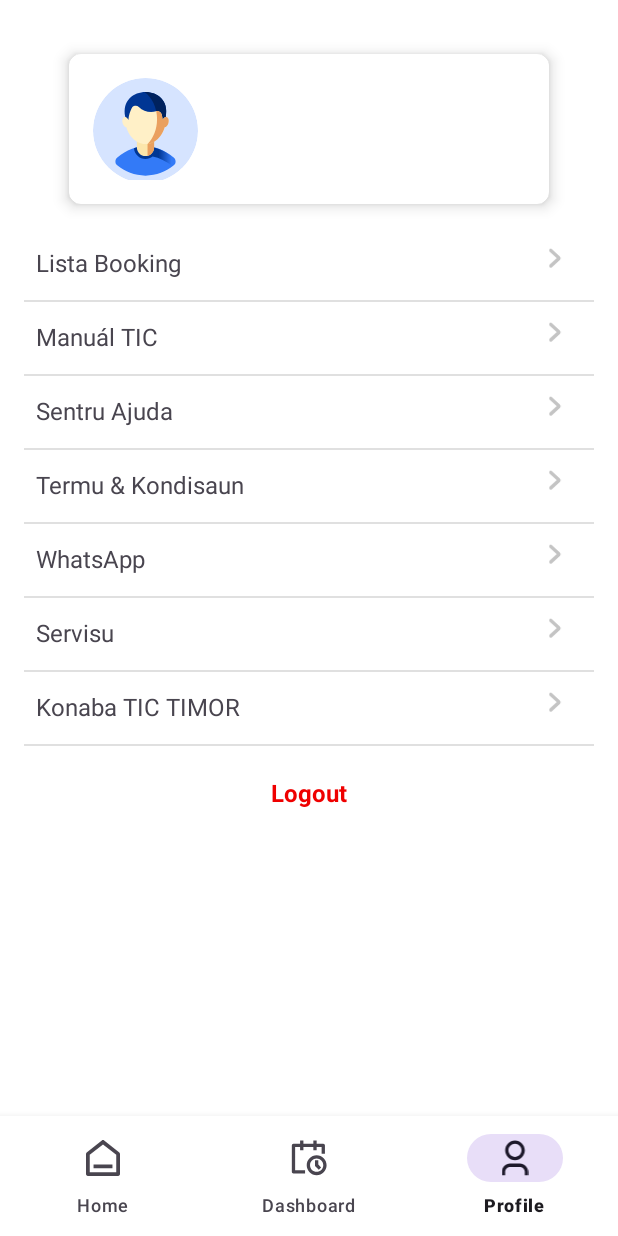
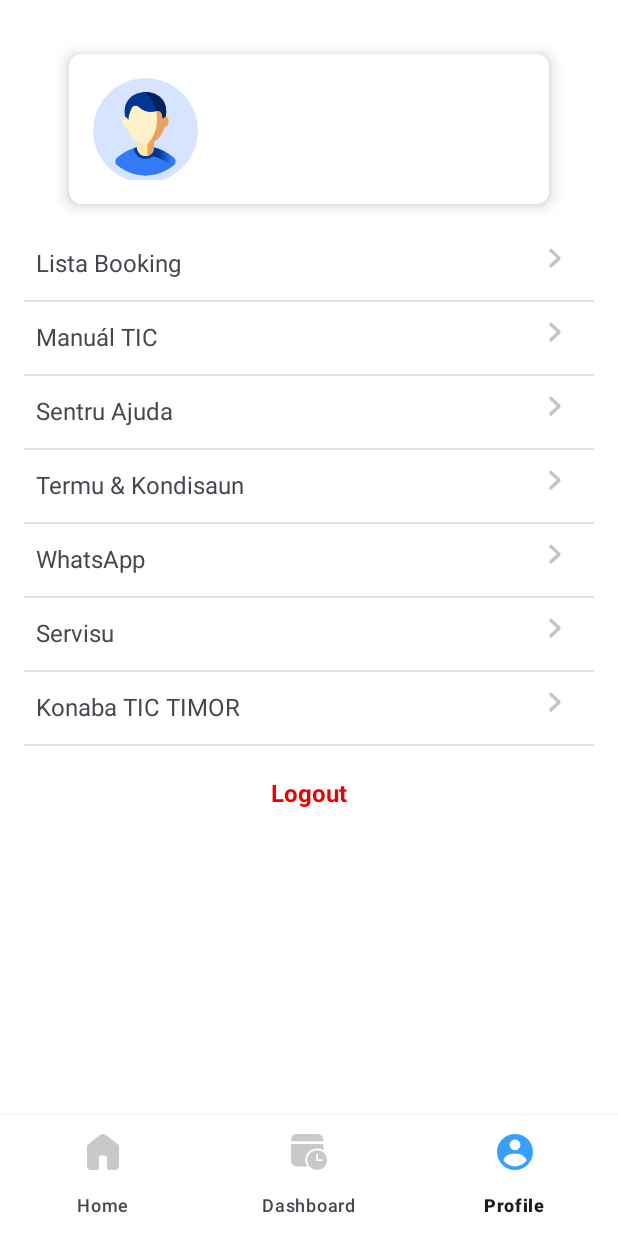
Before and after one commit to Rivaldo21/TicbookApp, an Android app: the MainActivity screen opened directly, with no data from a screen before it, item 3 of the bottom bar chosen, on a phone screen of 412 x 824 dp. Run offline under Robolectric (Android 15) with nearby library versions, the phone set to English and light mode, and no system bars; plain views replace CircularImageView.

Commit message:
Modify BottomNavigation

```diff
--- /dev/null
+++ b/app/src/main/res/color/button_color.xml
@@ -0,0 +1,7 @@
+<?xml version="1.0" encoding="utf-8"?>
+<selector xmlns:android="http://schemas.android.com/apk/res/android">
+    <!-- Warna saat item aktif -->
+    <item android:state_checked="true" android:color="#389FFF" />
+    <!-- Warna saat item tidak aktif -->
+    <item android:color="#C9C9C9" />
+</selector>
--- a/app/src/main/res/drawable/ic_user.xml
+++ b/app/src/main/res/drawable/ic_user.xml
@@ -1,9 +1,10 @@
 <vector xmlns:android="http://schemas.android.com/apk/res/android"
-    android:width="22dp"
-    android:height="29dp"
-    android:viewportWidth="22"
-    android:viewportHeight="29">
+    android:width="20dp"
+    android:height="20dp"
+    android:viewportWidth="20"
+    android:viewportHeight="20">
   <path
-      android:pathData="M21.667,28.333H19V25.667C19,23.458 17.209,21.667 15,21.667H7C4.791,21.667 3,23.458 3,25.667V28.333H0.333V25.667C0.333,21.985 3.318,19 7,19H15C18.682,19 21.667,21.985 21.667,25.667V28.333ZM11,16.333C6.582,16.333 3,12.752 3,8.333C3,3.915 6.582,0.333 11,0.333C15.418,0.333 19,3.915 19,8.333C19,12.752 15.418,16.333 11,16.333ZM11,13.667C13.946,13.667 16.333,11.279 16.333,8.333C16.333,5.388 13.946,3 11,3C8.055,3 5.667,5.388 5.667,8.333C5.667,11.279 8.055,13.667 11,13.667Z"
-      android:fillColor="#C9C9C9"/>
+      android:pathData="M10,0C11.313,-0 12.614,0.259 13.827,0.761C15.04,1.264 16.142,2 17.071,2.929C18,3.858 18.736,4.96 19.239,6.173C19.741,7.386 20,8.687 20,10C20,15.523 15.523,20 10,20C4.477,20 0,15.523 0,10C0,4.477 4.477,0 10,0ZM11,11H9C6.524,11 4.399,12.499 3.482,14.64C4.933,16.674 7.311,18 10,18C12.689,18 15.067,16.674 16.518,14.64C15.601,12.499 13.476,11 11,11ZM10,3C8.343,3 7,4.343 7,6C7,7.657 8.343,9 10,9C11.657,9 13,7.657 13,6C13,4.343 11.657,3 10,3Z"
+      android:fillColor="#C9C9C9"
+      android:fillType="evenOdd"/>
 </vector>
--- a/app/src/main/res/drawable/nav_calendar.xml
+++ b/app/src/main/res/drawable/nav_calendar.xml
@@ -1,9 +1,9 @@
 <vector xmlns:android="http://schemas.android.com/apk/res/android"
-    android:width="29dp"
-    android:height="29dp"
-    android:viewportWidth="29"
-    android:viewportHeight="29">
+    android:width="20dp"
+    android:height="20dp"
+    android:viewportWidth="20"
+    android:viewportHeight="20">
   <path
-      android:pathData="M7.333,3V0.333H10V3H18V0.333H20.667V3H26C26.736,3 27.333,3.597 27.333,4.333V11H24.667V5.667H20.667V8.333H18V5.667H10V8.333H7.333V5.667H3.333V24.333H11.333V27H2C1.263,27 0.667,26.403 0.667,25.667V4.333C0.667,3.597 1.263,3 2,3H7.333ZM20.667,15C17.721,15 15.333,17.388 15.333,20.333C15.333,23.279 17.721,25.667 20.667,25.667C23.612,25.667 26,23.279 26,20.333C26,17.388 23.612,15 20.667,15ZM12.667,20.333C12.667,15.915 16.248,12.333 20.667,12.333C25.085,12.333 28.667,15.915 28.667,20.333C28.667,24.752 25.085,28.333 20.667,28.333C16.248,28.333 12.667,24.752 12.667,20.333ZM19.333,16.333V20.886L22.39,23.943L24.276,22.057L22,19.781V16.333H19.333Z"
+      android:pathData="M18,3.25C18,2.388 17.658,1.561 17.048,0.952C16.439,0.342 15.612,0 14.75,0H3.25C2.388,0 1.561,0.342 0.952,0.952C0.342,1.561 0,2.388 0,3.25V4H18V3.25ZM18,9.022V5.5H0V14.75C0,15.612 0.342,16.439 0.952,17.048C1.561,17.658 2.388,18 3.25,18H9.022C8.224,16.752 7.876,15.269 8.036,13.796C8.196,12.323 8.854,10.949 9.902,9.902C10.949,8.854 12.323,8.196 13.796,8.036C15.269,7.876 16.752,8.224 18,9.022ZM20,14.5C20,13.041 19.42,11.642 18.389,10.611C17.358,9.579 15.959,9 14.5,9C13.041,9 11.642,9.579 10.611,10.611C9.579,11.642 9,13.041 9,14.5C9,15.959 9.579,17.358 10.611,18.389C11.642,19.42 13.041,20 14.5,20C15.959,20 17.358,19.42 18.389,18.389C19.42,17.358 20,15.959 20,14.5ZM14.5,11C14.633,11 14.76,11.053 14.854,11.146C14.947,11.24 15,11.367 15,11.5V14H17C17.133,14 17.26,14.053 17.354,14.146C17.447,14.24 17.5,14.367 17.5,14.5C17.5,14.633 17.447,14.76 17.354,14.854C17.26,14.947 17.133,15 17,15H14.5C14.367,15 14.24,14.947 14.146,14.854C14.053,14.76 14,14.633 14,14.5V11.5C14,11.367 14.053,11.24 14.146,11.146C14.24,11.053 14.367,11 14.5,11Z"
       android:fillColor="#C9C9C9"/>
 </vector>
--- a/app/src/main/res/drawable/nav_home.xml
+++ b/app/src/main/res/drawable/nav_home.xml
@@ -1,9 +1,9 @@
 <vector xmlns:android="http://schemas.android.com/apk/res/android"
-    android:width="24dp"
-    android:height="25dp"
-    android:viewportWidth="24"
-    android:viewportHeight="25">
+    android:width="18dp"
+    android:height="20dp"
+    android:viewportWidth="18"
+    android:viewportHeight="20">
   <path
-      android:pathData="M24,23.667C24,24.403 23.403,25 22.667,25H1.333C0.597,25 0,24.403 0,23.667V9.652C0,9.241 0.19,8.852 0.515,8.6L11.182,0.303C11.663,-0.071 12.337,-0.071 12.818,0.303L23.485,8.6C23.81,8.852 24,9.241 24,9.652V23.667ZM21.333,22.333V10.304L12,3.045L2.667,10.304V22.333H21.333ZM5.333,17H18.667V19.667H5.333V17Z"
+      android:pathData="M0,17.714V7.429C0,7.067 0.08,6.724 0.24,6.4C0.399,6.076 0.619,5.81 0.9,5.6L7.65,0.457C8.044,0.152 8.494,0 9,0C9.506,0 9.956,0.152 10.35,0.457L17.1,5.6C17.381,5.81 17.602,6.076 17.761,6.4C17.921,6.724 18.001,7.067 18,7.429V17.714C18,18.343 17.779,18.881 17.338,19.329C16.897,19.777 16.368,20.001 15.75,20H12.375C12.056,20 11.789,19.89 11.574,19.671C11.359,19.451 11.251,19.18 11.25,18.857V13.143C11.25,12.819 11.142,12.548 10.926,12.329C10.71,12.111 10.443,12.001 10.125,12H7.875C7.556,12 7.289,12.11 7.074,12.329C6.859,12.549 6.751,12.82 6.75,13.143V18.857C6.75,19.181 6.642,19.453 6.426,19.672C6.21,19.891 5.943,20.001 5.625,20H2.25C1.631,20 1.102,19.776 0.661,19.329C0.221,18.882 0.001,18.344 0,17.714Z"
       android:fillColor="#C9C9C9"/>
 </vector>
--- a/app/src/main/res/layout/activity_main.xml
+++ b/app/src/main/res/layout/activity_main.xml
@@ -1,4 +1,5 @@
-<androidx.constraintlayout.widget.ConstraintLayout xmlns:android="http://schemas.android.com/apk/res/android"
+<androidx.constraintlayout.widget.ConstraintLayout
+    xmlns:android="http://schemas.android.com/apk/res/android"
     xmlns:app="http://schemas.android.com/apk/res-auto"
     xmlns:tools="http://schemas.android.com/tools"
     android:id="@+id/relativeLayout"
@@ -18,7 +19,10 @@
         android:id="@+id/bottomNavigation"
         android:layout_width="wrap_content"
         android:layout_height="wrap_content"
-        android:background="@color/white"
+        android:background="@color/button_color"
+        app:backgroundTint="@color/white"
+        app:itemIconTint="@color/button_color"
+        app:itemActiveIndicatorStyle="@style/BottomNavActiveIndicator"
         android:outlineAmbientShadowColor="@color/black"
         android:outlineSpotShadowColor="@color/black"
         app:elevation="8dp"
--- /dev/null
+++ b/app/src/main/res/values/styles.xml
@@ -0,0 +1,6 @@
+<?xml version="1.0" encoding="utf-8"?>
+<resources>
+    <style name="BottomNavActiveIndicator">
+
+    </style>
+</resources>
```
